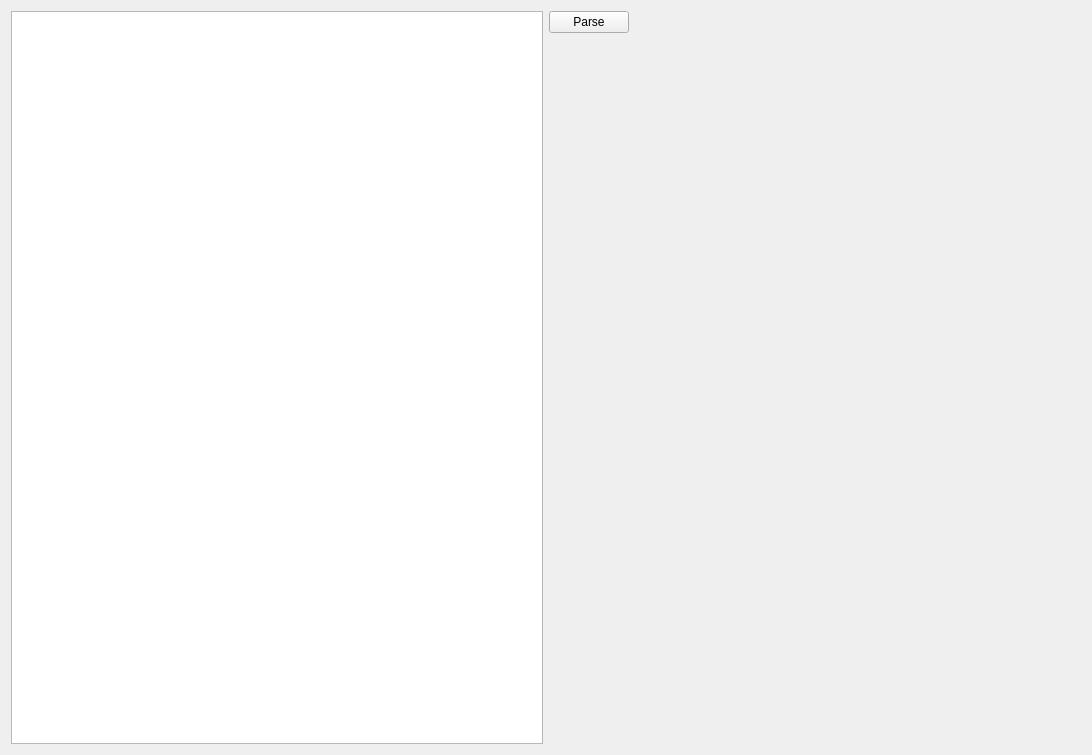
Above: wavegenA_PD_FILTER_GRAPH/comparison_chart.ui from jibonaronno/sanion_python_projects before the change. Below: the same form after it.
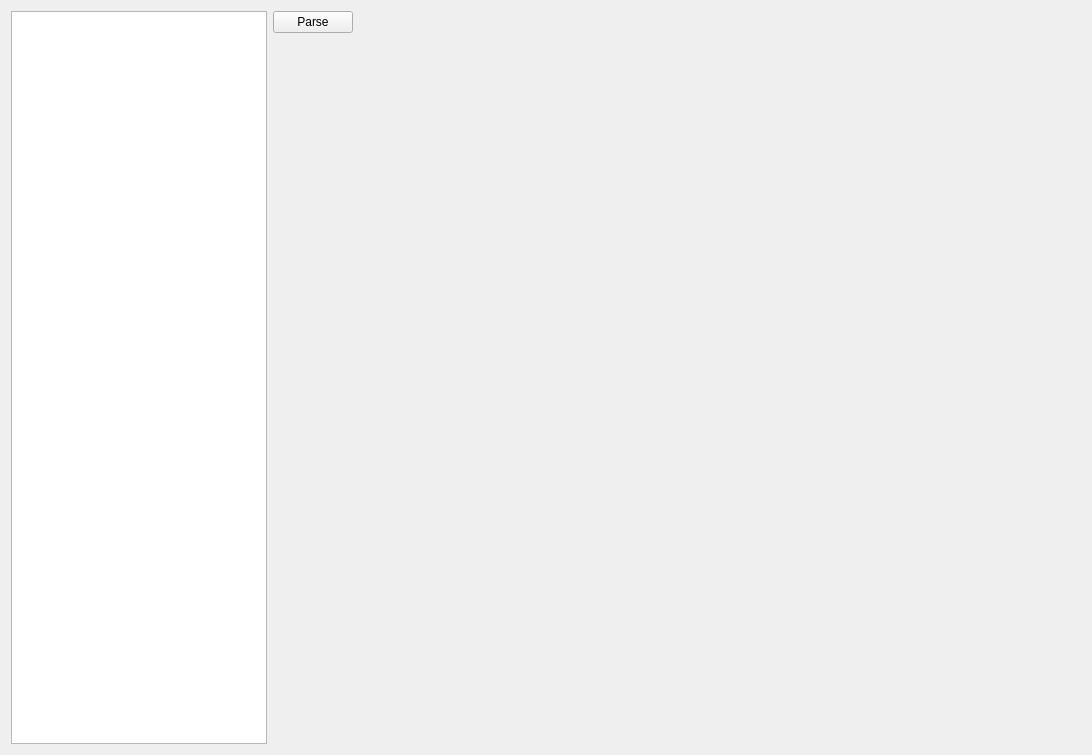
That is the form after the change.

Diff of the .ui file:
```diff
--- a/wavegenA_PD_FILTER_GRAPH/comparison_chart.ui
+++ b/wavegenA_PD_FILTER_GRAPH/comparison_chart.ui
@@ -16,13 +16,41 @@
   <layout class="QHBoxLayout" name="horizontalLayout_2">
    <item>
     <layout class="QHBoxLayout" name="horizontalLayout">
+     <property name="rightMargin">
+      <number>5</number>
+     </property>
      <item>
-      <widget class="QTreeView" name="treeView"/>
+      <widget class="QTreeView" name="treeView">
+       <property name="sizePolicy">
+        <sizepolicy hsizetype="Minimum" vsizetype="Expanding">
+         <horstretch>0</horstretch>
+         <verstretch>0</verstretch>
+        </sizepolicy>
+       </property>
+       <property name="maximumSize">
+        <size>
+         <width>1000</width>
+         <height>16777215</height>
+        </size>
+       </property>
+      </widget>
      </item>
      <item>
-      <layout class="QVBoxLayout" name="verticalLayout">
+      <layout class="QVBoxLayout" name="verticalLayout" stretch="0">
+       <property name="spacing">
+        <number>0</number>
+       </property>
+       <property name="rightMargin">
+        <number>5</number>
+       </property>
        <item>
         <layout class="QVBoxLayout" name="verticalLayout_2">
+         <property name="spacing">
+          <number>7</number>
+         </property>
+         <property name="sizeConstraint">
+          <enum>QLayout::SetDefaultConstraint</enum>
+         </property>
          <item>
           <layout class="QHBoxLayout" name="horizontalLayout_3">
            <item>
@@ -60,6 +88,19 @@
            </property>
           </spacer>
          </item>
+         <item>
+          <spacer name="horizontalSpacer_2">
+           <property name="orientation">
+            <enum>Qt::Horizontal</enum>
+           </property>
+           <property name="sizeHint" stdset="0">
+            <size>
+             <width>40</width>
+             <height>20</height>
+            </size>
+           </property>
+          </spacer>
+         </item>
         </layout>
        </item>
       </layout>
```
Left out of the diff: 6 changed lines with no effect on the pictures.
